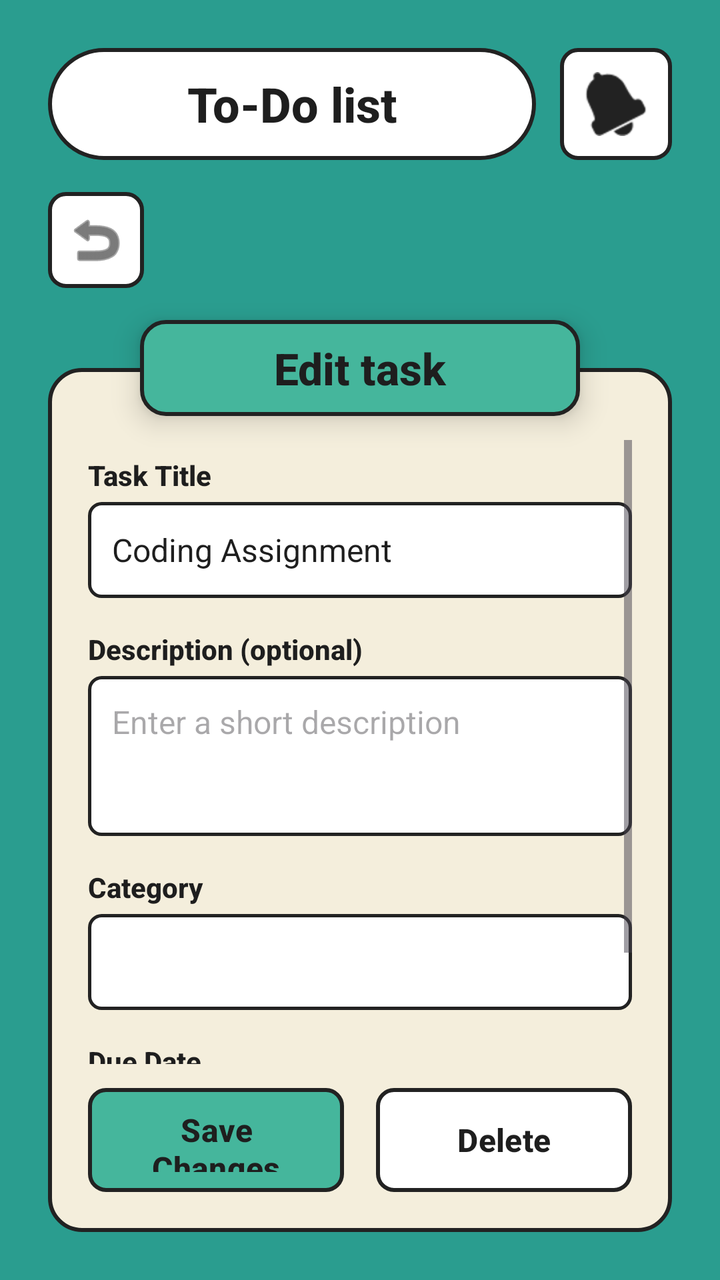
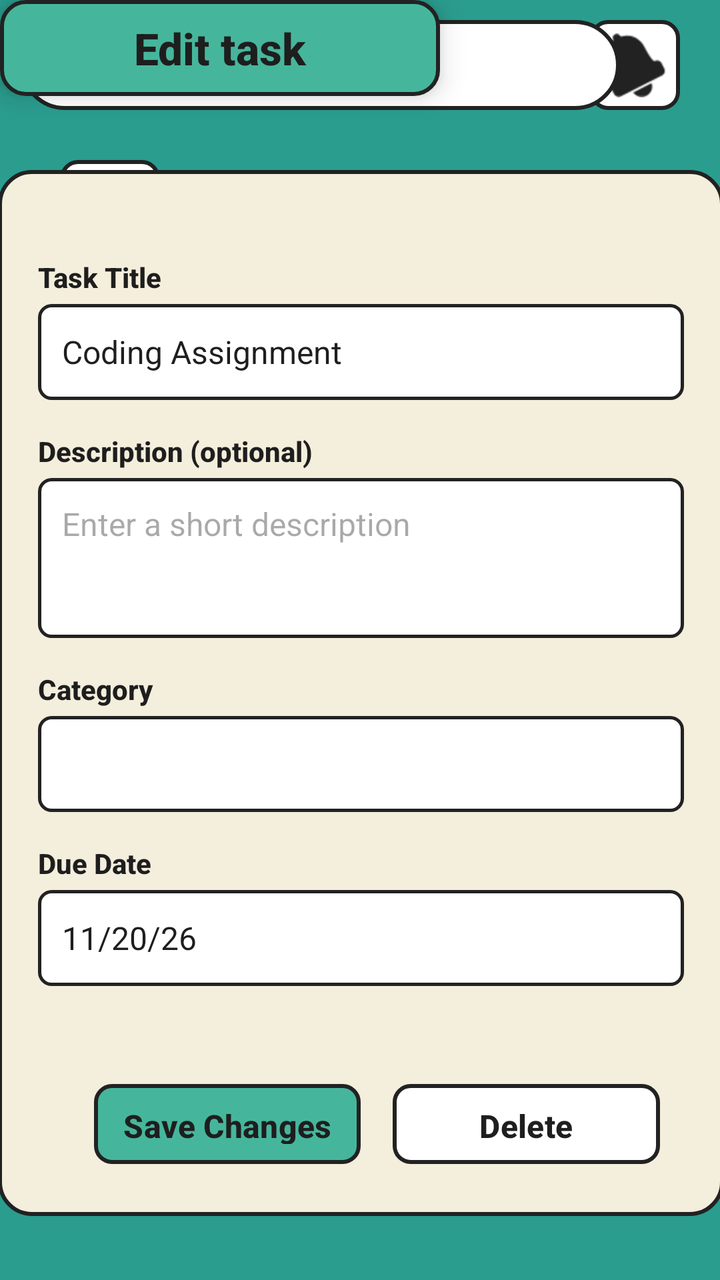

Before-and-after screenshots of an Android layout around one commit, followed by the original layout XML and the change that was made.
<!-- AndroidManifest.xml: application theme Theme.ApplicationProject -->
<!-- res/layout/activity_edit_task.xml -->
<?xml version="1.0" encoding="utf-8"?>
<androidx.constraintlayout.widget.ConstraintLayout xmlns:android="http://schemas.android.com/apk/res/android"
    xmlns:app="http://schemas.android.com/apk/res-auto"
    xmlns:tools="http://schemas.android.com/tools"
    android:id="@+id/main"
    android:layout_width="match_parent"
    android:layout_height="match_parent"
    android:background="@color/app_teal"
    tools:context=".EditTaskActivity">

    
    <LinearLayout
        android:id="@+id/topBar"
        android:layout_width="0dp"
        android:layout_height="wrap_content"
        android:layout_marginStart="24dp"
        android:layout_marginTop="24dp"
        android:layout_marginEnd="24dp"
        android:gravity="center_vertical"
        android:orientation="horizontal"
        app:layout_constraintEnd_toEndOf="parent"
        app:layout_constraintStart_toStartOf="parent"
        app:layout_constraintTop_toTopOf="parent">

        <TextView
            android:layout_width="0dp"
            android:layout_height="56dp"
            android:layout_weight="1"
            android:background="@drawable/bg_pill_white"
            android:fontFamily="sans-serif-medium"
            android:gravity="center"
            android:text="To-Do list"
            android:textColor="@color/text_dark"
            android:textSize="24sp"
            android:textStyle="bold" />

        <ImageButton
            android:id="@+id/btnNotification"
            android:layout_width="56dp"
            android:layout_height="56dp"
            android:layout_marginStart="12dp"
            android:background="@drawable/bg_button_white"
            android:contentDescription="Notifications"
            android:src="@android:drawable/ic_popup_reminder"
            app:tint="@color/border_dark" />

    </LinearLayout>

    
    <ImageButton
        android:id="@+id/btnBack"
        android:layout_width="48dp"
        android:layout_height="48dp"
        android:layout_marginStart="24dp"
        android:layout_marginTop="16dp"
        android:background="@drawable/bg_button_white"
        android:contentDescription="Back"
        android:src="@android:drawable/ic_menu_revert"
        app:layout_constraintStart_toStartOf="parent"
        app:layout_constraintTop_toBottomOf="@id/topBar"
        app:tint="@color/border_dark" />

    
    <TextView
        android:id="@+id/tvCategoryHeader"
        android:layout_width="220dp"
        android:layout_height="48dp"
        android:layout_marginTop="16dp"
        android:background="@drawable/bg_header_teal"
        android:elevation="4dp"
        android:fontFamily="sans-serif-medium"
        android:gravity="center"
        android:text="Edit task"
        android:textColor="@color/text_dark"
        android:textSize="22sp"
        android:textStyle="bold"
        android:translationZ="4dp"
        app:layout_constraintEnd_toEndOf="parent"
        app:layout_constraintStart_toStartOf="parent"
        app:layout_constraintTop_toBottomOf="@id/btnBack" />

    
    <androidx.constraintlayout.widget.ConstraintLayout
        android:id="@+id/mainCard"
        android:layout_width="0dp"
        android:layout_height="0dp"
        android:layout_marginStart="24dp"
        android:layout_marginTop="40dp"
        android:layout_marginEnd="24dp"
        android:layout_marginBottom="24dp"
        android:background="@drawable/bg_card_cream"
        android:paddingHorizontal="20dp"
        android:paddingTop="36dp"
        android:paddingBottom="20dp"
        app:layout_constraintBottom_toBottomOf="parent"
        app:layout_constraintEnd_toEndOf="parent"
        app:layout_constraintStart_toStartOf="parent"
        app:layout_constraintTop_toBottomOf="@id/btnBack">

        <ScrollView
            android:layout_width="0dp"
            android:layout_height="0dp"
            android:layout_marginBottom="12dp"
            android:fillViewport="true"
            app:layout_constraintBottom_toTopOf="@id/layoutButtons"
            app:layout_constraintEnd_toEndOf="parent"
            app:layout_constraintStart_toStartOf="parent"
            app:layout_constraintTop_toTopOf="parent">

            <LinearLayout
                android:layout_width="match_parent"
                android:layout_height="wrap_content"
                android:orientation="vertical"
                android:paddingTop="8dp"
                android:paddingBottom="8dp">

                
                <TextView
                    android:layout_width="wrap_content"
                    android:layout_height="wrap_content"
                    android:fontFamily="sans-serif-medium"
                    android:text="Task Title"
                    android:textColor="@color/text_dark"
                    android:textSize="14sp"
                    android:textStyle="bold" />

                <EditText
                    android:id="@+id/etTaskTitle"
                    android:layout_width="match_parent"
                    android:layout_height="48dp"
                    android:layout_marginTop="4dp"
                    android:layout_marginBottom="16dp"
                    android:autofillHints="name"
                    android:background="@drawable/bg_edit_text"
                    android:fontFamily="sans-serif"
                    android:inputType="text"
                    android:paddingHorizontal="12dp"
                    android:text="Coding Assignment"
                    android:textColor="@color/text_dark"
                    android:textSize="16sp" />

                
                <TextView
                    android:layout_width="wrap_content"
                    android:layout_height="wrap_content"
                    android:fontFamily="sans-serif-medium"
                    android:text="Description (optional)"
                    android:textColor="@color/text_dark"
                    android:textSize="14sp"
                    android:textStyle="bold" />

                <EditText
                    android:id="@+id/etDescription"
                    android:layout_width="match_parent"
                    android:layout_height="80dp"
                    android:layout_marginTop="4dp"
                    android:layout_marginBottom="16dp"
                    android:autofillHints="name"
                    android:background="@drawable/bg_edit_text"
                    android:fontFamily="sans-serif"
                    android:gravity="top|start"
                    android:hint="Enter a short description"
                    android:inputType="textMultiLine"
                    android:padding="12dp"
                    android:textColor="@color/text_dark"
                    android:textSize="16sp" />

                
                <TextView
                    android:layout_width="wrap_content"
                    android:layout_height="wrap_content"
                    android:fontFamily="sans-serif-medium"
                    android:text="Category"
                    android:textColor="@color/text_dark"
                    android:textSize="14sp"
                    android:textStyle="bold" />

                <Spinner
                    android:id="@+id/spinnerCategory"
                    android:layout_width="match_parent"
                    android:layout_height="48dp"
                    android:layout_marginTop="4dp"
                    android:layout_marginBottom="16dp"
                    android:background="@drawable/bg_edit_text" />

                
                <TextView
                    android:layout_width="wrap_content"
                    android:layout_height="wrap_content"
                    android:fontFamily="sans-serif-medium"
                    android:text="Due Date"
                    android:textColor="@color/text_dark"
                    android:textSize="14sp"
                    android:textStyle="bold" />

                <EditText
                    android:id="@+id/etDueDate"
                    android:layout_width="match_parent"
                    android:layout_height="48dp"
                    android:layout_marginTop="4dp"
                    android:autofillHints="date"
                    android:background="@drawable/bg_edit_text"
                    android:fontFamily="sans-serif"
                    android:inputType="date"
                    android:paddingHorizontal="12dp"
                    android:text="11/20/26"
                    android:textColor="@color/text_dark"
                    android:textSize="16sp" />

            </LinearLayout>
        </ScrollView>

        
        <LinearLayout
            android:id="@+id/layoutButtons"
            android:layout_width="0dp"
            android:layout_height="52dp"
            android:orientation="horizontal"
            app:layout_constraintBottom_toBottomOf="parent"
            app:layout_constraintEnd_toEndOf="parent"
            app:layout_constraintStart_toStartOf="parent">

            <Button
                android:id="@+id/btnSaveChanges"
                android:layout_width="0dp"
                android:layout_height="match_parent"
                android:layout_weight="1"
                android:layout_marginEnd="8dp"
                android:background="@drawable/bg_button_teal"
                android:fontFamily="sans-serif-medium"
                android:text="Save Changes"
                android:textColor="@color/text_dark"
                android:textSize="16sp"
                android:textStyle="bold"
                app:backgroundTint="@null" />

            <Button
                android:id="@+id/btnDelete"
                android:layout_width="0dp"
                android:layout_height="match_parent"
                android:layout_weight="1"
                android:layout_marginStart="8dp"
                android:background="@drawable/bg_button_white"
                android:fontFamily="sans-serif-medium"
                android:text="Delete"
                android:textColor="@color/text_dark"
                android:textSize="16sp"
                android:textStyle="bold"
                app:backgroundTint="@null" />

        </LinearLayout>

    </androidx.constraintlayout.widget.ConstraintLayout>

</androidx.constraintlayout.widget.ConstraintLayout>
<!-- resources referenced by this layout -->
<resources>
  <color name="app_teal">#2A9D8F</color>
  <color name="border_dark">#222222</color>
  <color name="text_dark">#1E1E1E</color>
  <!-- drawable bg_button_teal (drawable) -->
  <?xml version="1.0" encoding="utf-8"?>
  <shape xmlns:android="http://schemas.android.com/apk/res/android"
      android:shape="rectangle">
      <solid android:color="@color/header_teal" />
      <stroke android:width="2dp" android:color="@color/border_dark" />
      <corners android:radius="8dp" />
  </shape>
  <!-- drawable bg_button_white (drawable) -->
  <?xml version="1.0" encoding="utf-8"?>
  <shape xmlns:android="http://schemas.android.com/apk/res/android"
      android:shape="rectangle">
      <solid android:color="@color/white" />
      <stroke android:width="2dp" android:color="@color/border_dark" />
      <corners android:radius="8dp" />
  </shape>
  <!-- drawable bg_card_cream (drawable) -->
  <?xml version="1.0" encoding="utf-8"?>
  <shape xmlns:android="http://schemas.android.com/apk/res/android"
      android:shape="rectangle">
      <solid android:color="@color/card_cream" />
      <stroke android:width="2dp" android:color="@color/border_dark" />
      <corners android:radius="16dp" />
  </shape>
  <!-- drawable bg_edit_text (drawable) -->
  <?xml version="1.0" encoding="utf-8"?>
  <shape xmlns:android="http://schemas.android.com/apk/res/android"
      android:shape="rectangle">
      <solid android:color="@color/white" />
      <stroke android:width="1.5dp" android:color="@color/border_dark" />
      <corners android:radius="6dp" />
  </shape>
  <!-- drawable bg_header_teal (drawable) -->
  <?xml version="1.0" encoding="utf-8"?>
  <shape xmlns:android="http://schemas.android.com/apk/res/android"
      android:shape="rectangle">
      <solid android:color="@color/header_teal" />
      <stroke android:width="2dp" android:color="@color/border_dark" />
      <corners android:radius="12dp" />
  </shape>
  <!-- drawable bg_pill_white (drawable) -->
  <?xml version="1.0" encoding="utf-8"?>
  <shape xmlns:android="http://schemas.android.com/apk/res/android"
      android:shape="rectangle">
      <solid android:color="@color/white" />
      <stroke android:width="2dp" android:color="@color/border_dark" />
      <corners android:radius="30dp" />
  </shape>
  <style name="Theme.ApplicationProject" parent="Base.Theme.ApplicationProject" />
  <color name="header_teal">#45B69C</color>
  <color name="white">#FFFFFFFF</color>
  <color name="card_cream">#F4EEDC</color>
  <style name="Base.Theme.ApplicationProject" parent="Theme.Material3.DayNight.NoActionBar">
          
          
      </style>
</resources>

<!-- the commit's change to res/layout/activity_edit_task.xml (unified diff, before → after) -->
@@ -9,85 +9,63 @@
     tools:context=".EditTaskActivity">
 
     
-    <LinearLayout
-        android:id="@+id/topBar"
-        android:layout_width="0dp"
-        android:layout_height="wrap_content"
-        android:layout_marginStart="24dp"
-        android:layout_marginTop="24dp"
-        android:layout_marginEnd="24dp"
-        android:gravity="center_vertical"
-        android:orientation="horizontal"
+
+    
+
+    
+
+    <ImageButton
+        android:id="@+id/btnNotification"
+        android:layout_width="45dp"
+        android:layout_height="45dp"
+        android:layout_marginTop="10dp"
+        android:layout_marginEnd="20dp"
+        android:background="@drawable/bg_button_white"
+        android:contentDescription="@string/notifications4"
+        android:src="@android:drawable/ic_popup_reminder"
         app:layout_constraintEnd_toEndOf="parent"
+        app:layout_constraintTop_toTopOf="parent"
+        app:tint="@color/border_dark"
+        tools:ignore="TouchTargetSizeCheck" />
+
+    <TextView
+        android:id="@+id/textView"
+        android:layout_width="300dp"
+        android:layout_height="45dp"
+        android:layout_marginStart="10dp"
+        android:layout_marginTop="10dp"
+        android:layout_weight="1"
+        android:background="@drawable/bg_pill_white"
+        android:fontFamily="sans-serif-medium"
+        android:gravity="center"
+        android:text="@string/to_do_list4"
+        android:textColor="@color/text_dark"
+        android:textSize="18sp"
+        android:textStyle="bold"
         app:layout_constraintStart_toStartOf="parent"
-        app:layout_constraintTop_toTopOf="parent">
-
-        <TextView
-            android:layout_width="0dp"
-            android:layout_height="56dp"
-            android:layout_weight="1"
-            android:background="@drawable/bg_pill_white"
-            android:fontFamily="sans-serif-medium"
-            android:gravity="center"
-            android:text="To-Do list"
-            android:textColor="@color/text_dark"
-            android:textSize="24sp"
-            android:textStyle="bold" />
-
-        <ImageButton
-            android:id="@+id/btnNotification"
-            android:layout_width="56dp"
-            android:layout_height="56dp"
-            android:layout_marginStart="12dp"
-            android:background="@drawable/bg_button_white"
-            android:contentDescription="Notifications"
-            android:src="@android:drawable/ic_popup_reminder"
-            app:tint="@color/border_dark" />
-
-    </LinearLayout>
-
-    
+        app:layout_constraintTop_toTopOf="parent" />
+
+    
+
     <ImageButton
         android:id="@+id/btnBack"
-        android:layout_width="48dp"
-        android:layout_height="48dp"
-        android:layout_marginStart="24dp"
-        android:layout_marginTop="16dp"
+        android:layout_width="50dp"
+        android:layout_height="50dp"
+        android:layout_marginStart="30dp"
+        android:layout_marginTop="80dp"
         android:background="@drawable/bg_button_white"
-        android:contentDescription="Back"
+        android:contentDescription="@string/back2"
         android:src="@android:drawable/ic_menu_revert"
         app:layout_constraintStart_toStartOf="parent"
-        app:layout_constraintTop_toBottomOf="@id/topBar"
-        app:tint="@color/border_dark" />
-
-    
-    <TextView
-        android:id="@+id/tvCategoryHeader"
-        android:layout_width="220dp"
-        android:layout_height="48dp"
-        android:layout_marginTop="16dp"
-        android:background="@drawable/bg_header_teal"
-        android:elevation="4dp"
-        android:fontFamily="sans-serif-medium"
-        android:gravity="center"
-        android:text="Edit task"
-        android:textColor="@color/text_dark"
-        android:textSize="22sp"
-        android:textStyle="bold"
-        android:translationZ="4dp"
-        app:layout_constraintEnd_toEndOf="parent"
-        app:layout_constraintStart_toStartOf="parent"
-        app:layout_constraintTop_toBottomOf="@id/btnBack" />
-
-    
+        app:layout_constraintTop_toTopOf="parent"
+        app:tint="@color/border_dark"
+        tools:ignore="TouchTargetSizeCheck" />
+
     <androidx.constraintlayout.widget.ConstraintLayout
         android:id="@+id/mainCard"
-        android:layout_width="0dp"
-        android:layout_height="0dp"
-        android:layout_marginStart="24dp"
-        android:layout_marginTop="40dp"
-        android:layout_marginEnd="24dp"
-        android:layout_marginBottom="24dp"
+        android:layout_width="363dp"
+        android:layout_height="523dp"
+        android:layout_marginBottom="32dp"
         android:background="@drawable/bg_card_cream"
         android:paddingHorizontal="20dp"
         android:paddingTop="36dp"
@@ -95,9 +73,10 @@
         app:layout_constraintBottom_toBottomOf="parent"
         app:layout_constraintEnd_toEndOf="parent"
         app:layout_constraintStart_toStartOf="parent"
-        app:layout_constraintTop_toBottomOf="@id/btnBack">
+        tools:ignore="MissingConstraints">
 
         <ScrollView
+            style="?android:attr/buttonBarStyle"
             android:layout_width="0dp"
             android:layout_height="0dp"
             android:layout_marginBottom="12dp"
@@ -108,6 +87,7 @@
             app:layout_constraintTop_toTopOf="parent">
 
             <LinearLayout
+                style="?android:attr/buttonBarStyle"
                 android:layout_width="match_parent"
                 android:layout_height="wrap_content"
                 android:orientation="vertical"
@@ -119,7 +99,7 @@
                     android:layout_width="wrap_content"
                     android:layout_height="wrap_content"
                     android:fontFamily="sans-serif-medium"
-                    android:text="Task Title"
+                    android:text="@string/task_title1"
                     android:textColor="@color/text_dark"
                     android:textSize="14sp"
                     android:textStyle="bold" />
@@ -135,16 +115,17 @@
                     android:fontFamily="sans-serif"
                     android:inputType="text"
                     android:paddingHorizontal="12dp"
-                    android:text="Coding Assignment"
-                    android:textColor="@color/text_dark"
-                    android:textSize="16sp" />
-
-                
-                <TextView
-                    android:layout_width="wrap_content"
-                    android:layout_height="wrap_content"
-                    android:fontFamily="sans-serif-medium"
-                    android:text="Description (optional)"
+                    android:text="@string/coding_assignment2"
+                    android:textColor="@color/text_dark"
+                    android:textSize="16sp"
+                    tools:ignore="LabelFor" />
+
+                
+                <TextView
+                    android:layout_width="wrap_content"
+                    android:layout_height="wrap_content"
+                    android:fontFamily="sans-serif-medium"
+                    android:text="@string/description_optional1"
                     android:textColor="@color/text_dark"
                     android:textSize="14sp"
                     android:textStyle="bold" />
@@ -159,7 +140,7 @@
                     android:background="@drawable/bg_edit_text"
                     android:fontFamily="sans-serif"
                     android:gravity="top|start"
-                    android:hint="Enter a short description"
+                    android:hint="@string/enter_a_short_description1"
                     android:inputType="textMultiLine"
                     android:padding="12dp"
                     android:textColor="@color/text_dark"
@@ -170,7 +151,7 @@
                     android:layout_width="wrap_content"
                     android:layout_height="wrap_content"
                     android:fontFamily="sans-serif-medium"
-                    android:text="Category"
+                    android:text="@string/category1"
                     android:textColor="@color/text_dark"
                     android:textSize="14sp"
                     android:textStyle="bold" />
@@ -188,13 +169,14 @@
                     android:layout_width="wrap_content"
                     android:layout_height="wrap_content"
                     android:fontFamily="sans-serif-medium"
-                    android:text="Due Date"
+                    android:text="@string/due_date"
                     android:textColor="@color/text_dark"
                     android:textSize="14sp"
                     android:textStyle="bold" />
 
                 <EditText
                     android:id="@+id/etDueDate"
+                    style="?android:attr/buttonBarStyle"
                     android:layout_width="match_parent"
                     android:layout_height="48dp"
                     android:layout_marginTop="4dp"
@@ -203,7 +185,7 @@
                     android:fontFamily="sans-serif"
                     android:inputType="date"
                     android:paddingHorizontal="12dp"
-                    android:text="11/20/26"
+                    android:text="@string/_11_20_26"
                     android:textColor="@color/text_dark"
                     android:textSize="16sp" />
 
@@ -213,6 +195,7 @@
         
         <LinearLayout
             android:id="@+id/layoutButtons"
+            style="?android:attr/buttonBarButtonStyle"
             android:layout_width="0dp"
             android:layout_height="52dp"
             android:orientation="horizontal"
@@ -222,34 +205,53 @@
 
             <Button
                 android:id="@+id/btnSaveChanges"
+                style="?android:attr/buttonBarButtonStyle"
                 android:layout_width="0dp"
                 android:layout_height="match_parent"
+                android:layout_marginEnd="8dp"
                 android:layout_weight="1"
-                android:layout_marginEnd="8dp"
                 android:background="@drawable/bg_button_teal"
                 android:fontFamily="sans-serif-medium"
-                android:text="Save Changes"
+                android:text="@string/save_changes"
                 android:textColor="@color/text_dark"
                 android:textSize="16sp"
                 android:textStyle="bold"
-                app:backgroundTint="@null" />
+                app:backgroundTint="@null"
+                tools:ignore="TouchTargetSizeCheck" />
 
             <Button
                 android:id="@+id/btnDelete"
                 android:layout_width="0dp"
                 android:layout_height="match_parent"
+                android:layout_marginStart="8dp"
                 android:layout_weight="1"
-                android:layout_marginStart="8dp"
                 android:background="@drawable/bg_button_white"
                 android:fontFamily="sans-serif-medium"
-                android:text="Delete"
+                android:text="@string/delete2"
                 android:textColor="@color/text_dark"
                 android:textSize="16sp"
                 android:textStyle="bold"
-                app:backgroundTint="@null" />
+                app:backgroundTint="@null"
+                tools:ignore="ButtonStyle,TouchTargetSizeCheck" />
 
         </LinearLayout>
 
     </androidx.constraintlayout.widget.ConstraintLayout>
 
+    <TextView
+        android:id="@+id/tvCategoryHeader"
+        android:layout_width="220dp"
+        android:layout_height="48dp"
+        android:background="@drawable/bg_header_teal"
+        android:elevation="4dp"
+        android:fontFamily="sans-serif-medium"
+        android:gravity="center"
+        android:text="@string/edit_task"
+        android:textColor="@color/text_dark"
+        android:textSize="22sp"
+        android:textStyle="bold"
+        android:translationZ="4dp"
+        tools:layout_editor_absoluteX="95dp"
+        tools:layout_editor_absoluteY="151dp" />
+
 </androidx.constraintlayout.widget.ConstraintLayout>
<!-- resource entries referenced after the edit -->
@@ -51,6 +51,19 @@
       <stroke android:width="2dp" android:color="@color/border_dark" />
       <corners android:radius="30dp" />
   </shape>
+  <string name="_11_20_26">11/20/26</string>
+  <string name="back2">Back</string>
+  <string name="category1">Category</string>
+  <string name="coding_assignment2">Coding Assignment</string>
+  <string name="delete2">Delete</string>
+  <string name="description_optional1">Description (optional)</string>
+  <string name="due_date">Due Date</string>
+  <string name="edit_task">Edit task</string>
+  <string name="enter_a_short_description1">Enter a short description</string>
+  <string name="notifications4">Notifications</string>
+  <string name="save_changes">Save Changes</string>
+  <string name="task_title1">Task Title</string>
+  <string name="to_do_list4">To-Do list</string>
   <style name="Theme.ApplicationProject" parent="Base.Theme.ApplicationProject" />
   <color name="header_teal">#45B69C</color>
   <color name="white">#FFFFFFFF</color>
